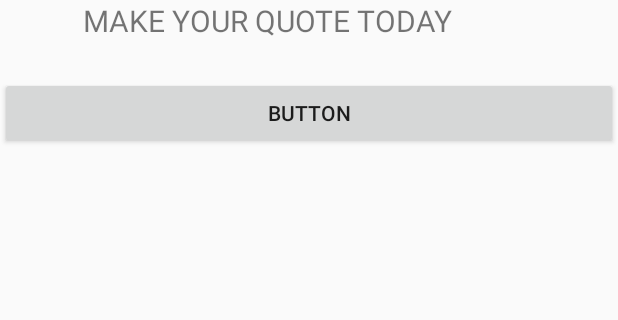
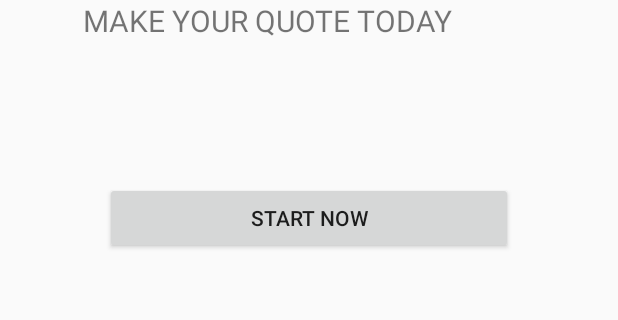
Before and after one commit to Siddharth1698/Quote-Maker, an Android app: the screen it shows after launch (MainActivity), on a phone screen of 412 x 824 dp, the part 430-750 px from its top. Run offline under Robolectric (Android 15) with nearby library versions, the phone set to English and light mode, and no system bars.

Commit message:
basic ui (little changes)

```diff
--- a/app/src/main/res/layout/activity_main.xml
+++ b/app/src/main/res/layout/activity_main.xml
@@ -27,5 +27,7 @@
         android:id="@+id/button"
         android:layout_width="match_parent"
         android:layout_height="wrap_content"
-        android:text="Button" />
+        android:layout_margin="70dp"
+        android:layout_marginBottom="10dp"
+        android:text="START NOW" />
 </LinearLayout>
```
